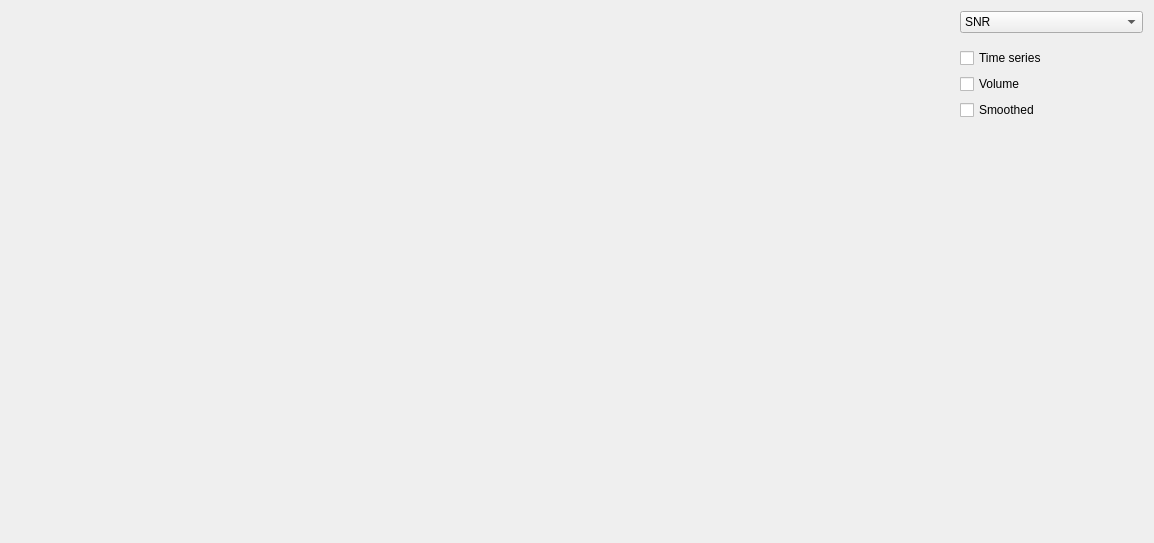
Qt form opennft/ui/rtqa.ui (OpenNFT/OpenNFT) before a commit.
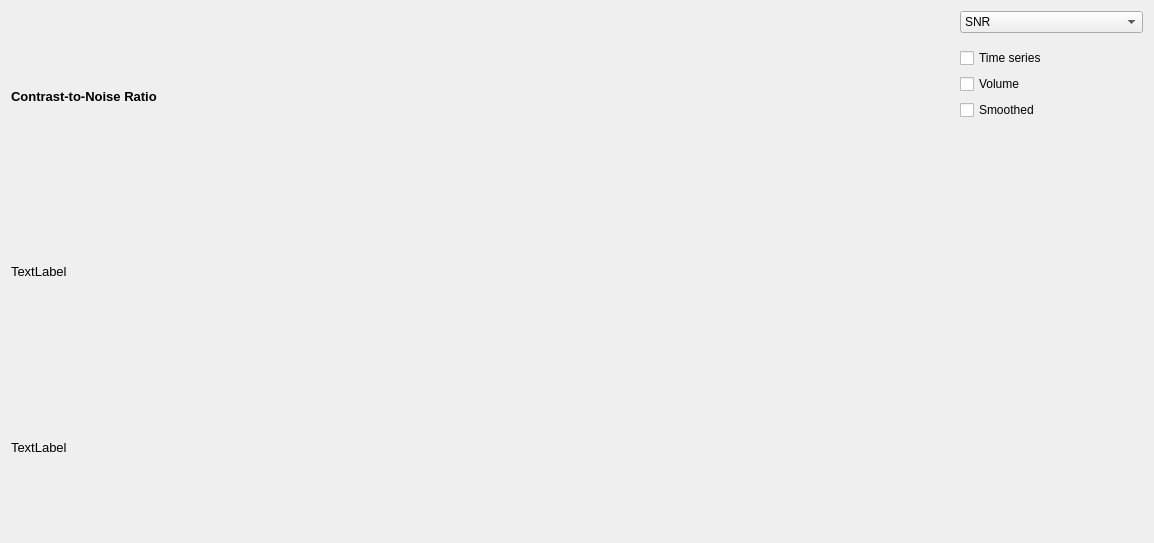
The same form after that commit. The open tabs and pages were chosen to show the change.

Commit message: A few new plots in CNR mode

```diff
--- a/opennft/ui/rtqa.ui
+++ b/opennft/ui/rtqa.ui
@@ -155,19 +155,78 @@
         <number>0</number>
        </property>
        <item>
-        <layout class="QVBoxLayout" name="cnrPlot">
-         <property name="spacing">
-          <number>6</number>
-         </property>
-         <property name="topMargin">
-          <number>0</number>
-         </property>
-         <property name="rightMargin">
-          <number>0</number>
-         </property>
-         <property name="bottomMargin">
-          <number>0</number>
-         </property>
+        <layout class="QVBoxLayout" name="verticalLayout_16">
+         <item>
+          <layout class="QHBoxLayout" name="horizontalLayout_7">
+           <item>
+            <layout class="QVBoxLayout" name="verticalLayout_17">
+             <item>
+              <widget class="QLabel" name="cnrLabel">
+               <property name="font">
+                <font>
+                 <pointsize>10</pointsize>
+                 <weight>75</weight>
+                 <bold>true</bold>
+                </font>
+               </property>
+               <property name="text">
+                <string>Contrast-to-Noise Ratio</string>
+               </property>
+              </widget>
+             </item>
+             <item>
+              <layout class="QVBoxLayout" name="cnrPlot"/>
+             </item>
+            </layout>
+           </item>
+          </layout>
+         </item>
+         <item>
+          <layout class="QHBoxLayout" name="horizontalLayout_6">
+           <item>
+            <layout class="QVBoxLayout" name="verticalLayout_18">
+             <item>
+              <widget class="QLabel" name="labelMean">
+               <property name="font">
+                <font>
+                 <pointsize>10</pointsize>
+                </font>
+               </property>
+               <property name="text">
+                <string>TextLabel</string>
+               </property>
+              </widget>
+             </item>
+             <item>
+              <layout class="QVBoxLayout" name="meanPlot"/>
+             </item>
+            </layout>
+           </item>
+          </layout>
+         </item>
+         <item>
+          <layout class="QHBoxLayout" name="horizontalLayout_4">
+           <item>
+            <layout class="QVBoxLayout" name="verticalLayout_19">
+             <item>
+              <widget class="QLabel" name="labelVar">
+               <property name="font">
+                <font>
+                 <pointsize>10</pointsize>
+                </font>
+               </property>
+               <property name="text">
+                <string>TextLabel</string>
+               </property>
+              </widget>
+             </item>
+             <item>
+              <layout class="QVBoxLayout" name="varPlot"/>
+             </item>
+            </layout>
+           </item>
+          </layout>
+         </item>
         </layout>
        </item>
       </layout>
```
The commit also changes 2 other files.
